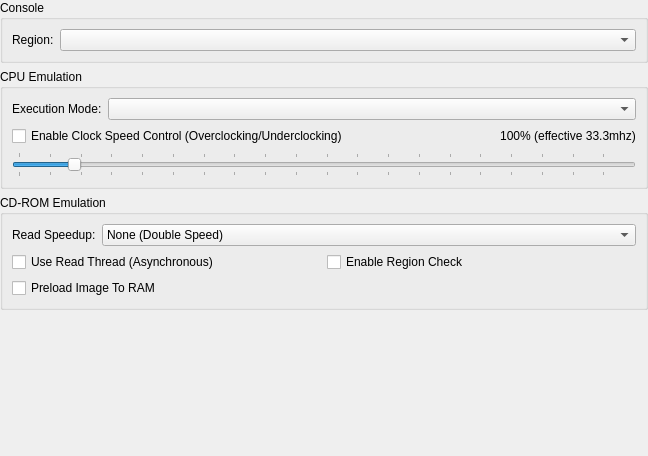
This is src/duckstation-qt/consolesettingswidget.ui in kofxi3584karlayang/duckstation as Qt 5 draws it before an edit. The edited form follows.
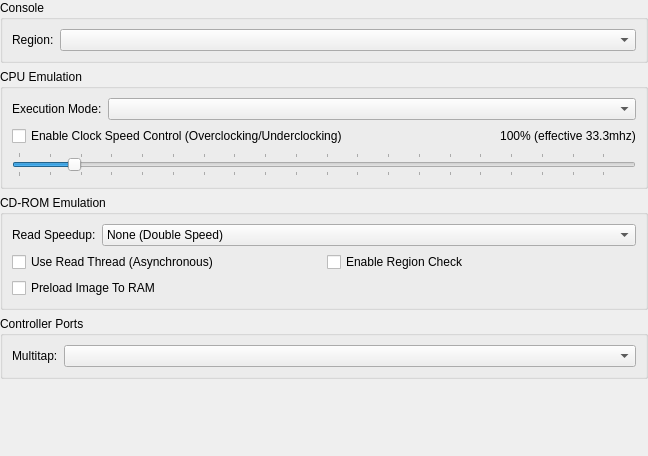
This is the edited form.

Commit message: Core: Add Multitap support

```diff
--- a/src/duckstation-qt/consolesettingswidget.ui
+++ b/src/duckstation-qt/consolesettingswidget.ui
@@ -219,6 +219,25 @@
      </layout>
     </widget>
    </item>
+   <item>
+    <widget class="QGroupBox" name="groupBox_3">
+     <property name="title">
+      <string>Controller Ports</string>
+     </property>
+     <layout class="QFormLayout" name="formLayout_2">
+      <item row="0" column="0">
+       <widget class="QLabel" name="label_4">
+        <property name="text">
+         <string>Multitap:</string>
+        </property>
+       </widget>
+      </item>
+      <item row="0" column="1">
+       <widget class="QComboBox" name="multitapMode"/>
+      </item>
+     </layout>
+    </widget>
+   </item>
    <item>
     <spacer name="verticalSpacer">
      <property name="orientation">
```
The commit also changes 18 other files.
